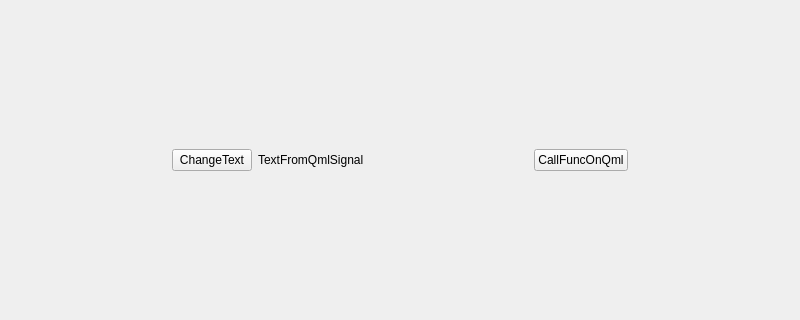
Before: the Qt Designer form nx_time_line/mainwindow.ui in kimvnhung/qtCpp_learning, drawn with Qt 5; both pictures show x 0 to 800 and y 129 to 449 of the 800 by 600 pixel window.
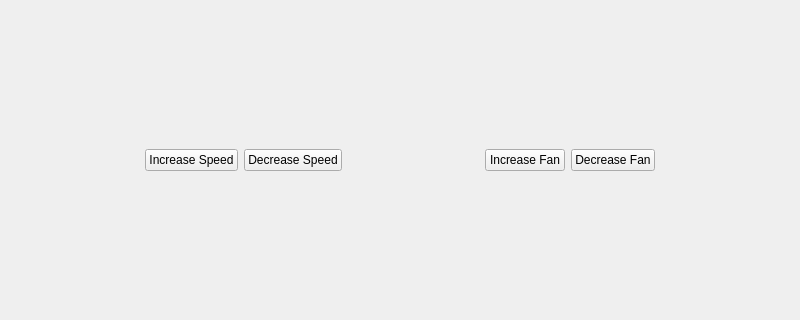
After: the same form once the commit is applied.

What changed in the file:
```diff
--- a/nx_time_line/mainwindow.ui
+++ b/nx_time_line/mainwindow.ui
@@ -33,14 +33,14 @@
       <item>
        <widget class="QPushButton" name="changeTextBtn">
         <property name="text">
-         <string>ChangeText</string>
+         <string>Increase Speed</string>
         </property>
        </widget>
       </item>
       <item>
-       <widget class="QLabel" name="textFromQmlSignalLb">
+       <widget class="QPushButton" name="decreaseSpeedBtn">
         <property name="text">
-         <string>TextFromQmlSignal</string>
+         <string>Decrease Speed</string>
         </property>
        </widget>
       </item>
@@ -60,7 +60,14 @@
       <item>
        <widget class="QPushButton" name="callFunctionQmlBtn">
         <property name="text">
-         <string>CallFuncOnQml</string>
+         <string>Increase Fan</string>
+        </property>
+       </widget>
+      </item>
+      <item>
+       <widget class="QPushButton" name="decreaseFanBtn">
+        <property name="text">
+         <string>Decrease Fan</string>
         </property>
        </widget>
       </item>
```
Left out of the diff: 4 changed lines with no effect on the pictures.
